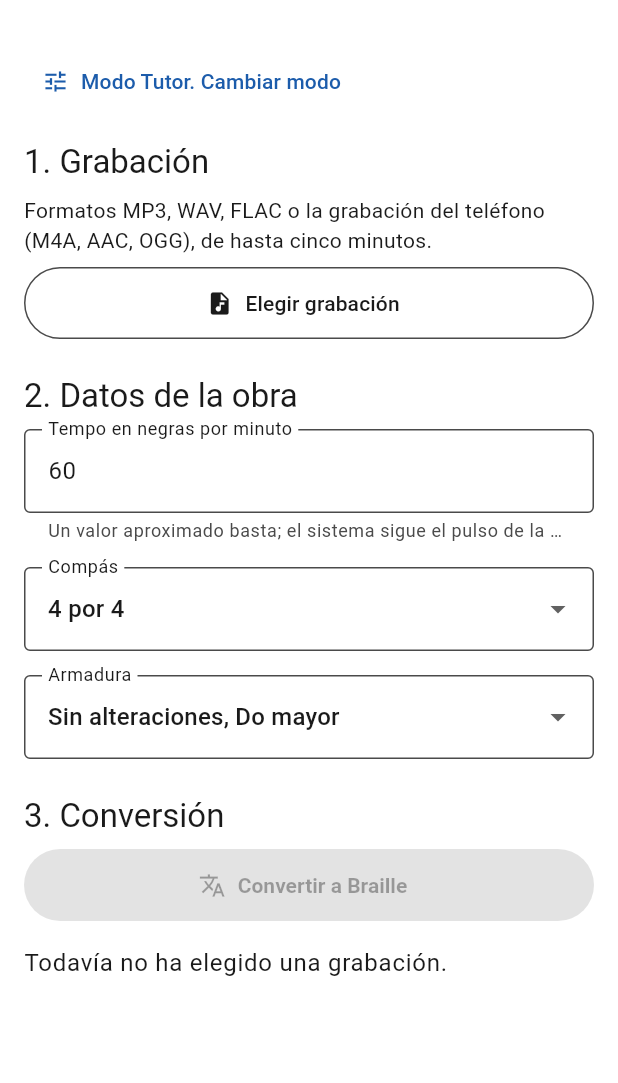
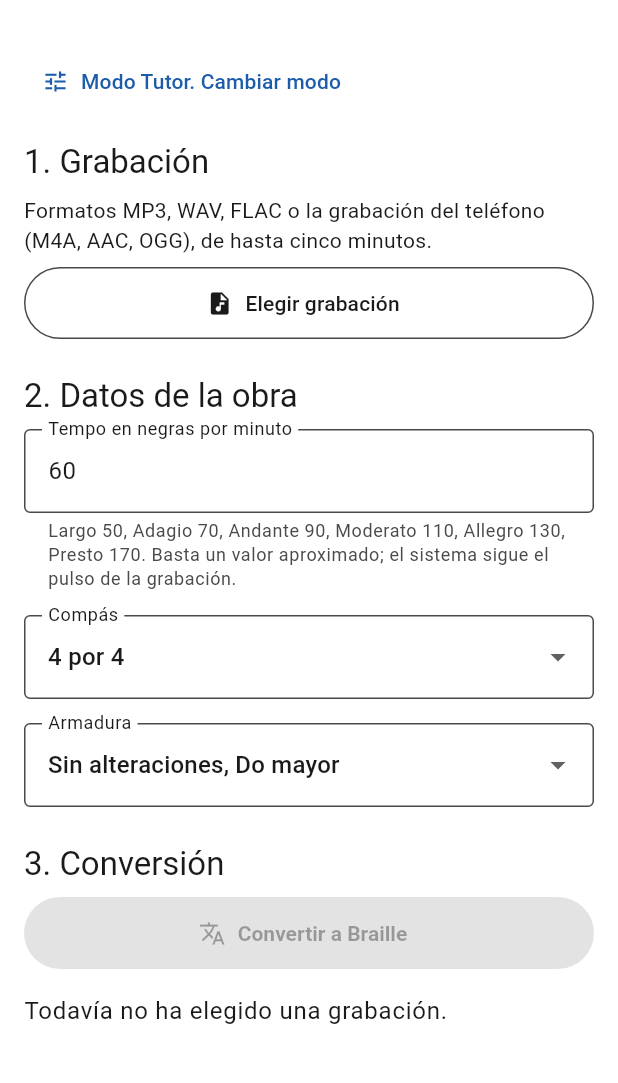
Before and after one commit to G2309/amt-braille-translator, a Flutter app: the screen it shows after launch, after a tap on an icon or button, on a phone screen of 412 x 824 dp, the part 63-1146 px from its top. Run offline on Flutter 3.47's test engine with Material 3 defaults, Android fonts, the light colour scheme and no system bars; our stand-ins replace file_picker, shared_preferences, web; missing offline and left inert: dart:js_interop.

Commit message:
[FEAT] cliente: tempo helper lists Italian tempo markings

```diff
--- a/cliente/lib/pantallas/conversion.dart
+++ b/cliente/lib/pantallas/conversion.dart
@@ -185,7 +185,9 @@ class _ConversionState extends State<Conversion> {
                     keyboardType: const TextInputType.numberWithOptions(decimal: true),
                     decoration: const InputDecoration(
                       labelText: 'Tempo en negras por minuto',
-                      helperText: 'Un valor aproximado basta; el sistema sigue el pulso de la grabación.',
+                      helperText: 'Largo 50, Adagio 70, Andante 90, Moderato 110, Allegro 130, Presto 170. '
+                          'Basta un valor aproximado; el sistema sigue el pulso de la grabación.',
+                      helperMaxLines: 4,
                     ),
                   ),
                   const SizedBox(height: 16),
```
